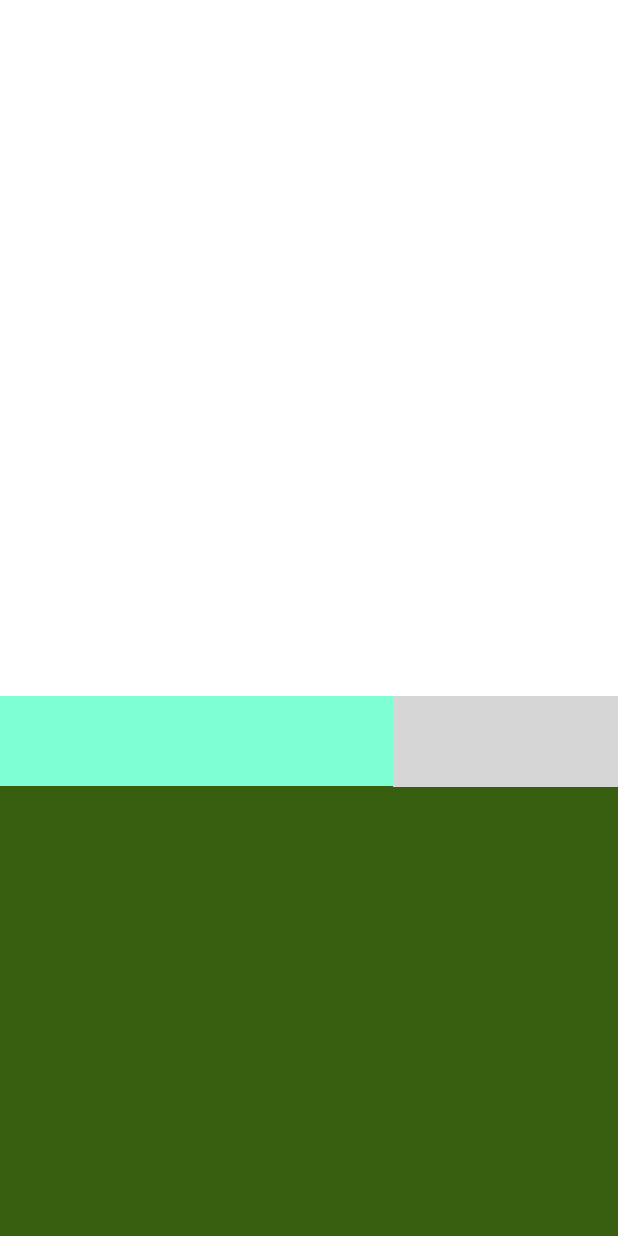
After one commit to bearray123/EnjoyFrament, an Android app: the TestLayoutParamsActivity screen opened directly, with no data from a screen before it, on a phone screen of 412 x 824 dp. The commit adds this screen. Run offline under Robolectric (Android 15) with nearby library versions, the phone set to English and light mode, and no system bars; grey boxes are pictures that could not be loaded.

Commit message:
添加layoutparams测试页面

```diff
--- a/app/src/main/AndroidManifest.xml
+++ b/app/src/main/AndroidManifest.xml
@@ -42,6 +42,11 @@
         android:theme="@style/Theme.EnjoyFrament.NoActionBar"
         />
 
+    <activity
+        android:name=".layoutparams.TestLayoutParamsActivity"
+        android:theme="@style/Theme.EnjoyFrament.NoActionBar"
+        />
+
 
   </application>
 
--- /dev/null
+++ b/app/src/main/java/xyz/rh/enjoyframent/layoutparams/NewUserLayout.kt
@@ -0,0 +1,26 @@
+package xyz.rh.enjoyframent.layoutparams
+
+import android.content.Context
+import android.util.AttributeSet
+import android.view.LayoutInflater
+import android.view.MotionEvent
+import androidx.constraintlayout.widget.ConstraintLayout
+import xyz.rh.enjoyframent.R
+
+/**
+ * Created by rayxiong on 2023/3/11.
+ */
+class NewUserLayout @JvmOverloads constructor(
+    context: Context,
+    attrs: AttributeSet? = null,
+    defStyleAttr: Int = 0
+) : ConstraintLayout(context, attrs, defStyleAttr) {
+
+
+    init {
+        LayoutInflater.from(context).inflate(R.layout.test_merge_new_user_layout, this) as ConstraintLayout
+        this.clipChildren
+    }
+
+
+}
--- /dev/null
+++ b/app/src/main/java/xyz/rh/enjoyframent/layoutparams/TestLayoutParamsActivity.kt
@@ -0,0 +1,27 @@
+package xyz.rh.enjoyframent.layoutparams
+
+import android.os.Bundle
+import android.os.PersistableBundle
+import android.view.View
+import android.view.ViewStub
+import androidx.appcompat.app.AppCompatActivity
+import xyz.rh.enjoyframent.R
+
+/**
+ * Created by rayxiong on 2023/3/11.
+ */
+class TestLayoutParamsActivity : AppCompatActivity() {
+
+
+    override fun onCreate(savedInstanceState: Bundle?) {
+        super.onCreate(savedInstanceState)
+        setContentView(R.layout.test_layout_params_page_layout)
+
+        val newUserLayout = findViewById<NewUserLayout>(R.id.new_user_layout_container)
+        val viewStub = findViewById<ViewStub>(R.id.xiaorentou_container_view_stub)
+        viewStub.visibility = View.VISIBLE
+
+    }
+
+
+}
--- /dev/null
+++ b/app/src/main/res/layout/test_layout_params_page_layout.xml
@@ -0,0 +1,23 @@
+<?xml version="1.0" encoding="utf-8"?>
+<androidx.constraintlayout.widget.ConstraintLayout xmlns:android="http://schemas.android.com/apk/res/android"
+    android:layout_width="match_parent"
+    android:layout_height="match_parent"
+    xmlns:tools="http://schemas.android.com/tools"
+    xmlns:app="http://schemas.android.com/apk/res-auto"
+    android:background="@android:color/transparent"
+    >
+  <xyz.rh.enjoyframent.layoutparams.NewUserLayout
+      android:id="@+id/new_user_layout_container"
+      android:layout_width="match_parent"
+      android:layout_height="wrap_content"
+      app:layout_constraintBottom_toBottomOf="parent"
+      app:layout_constraintLeft_toLeftOf="parent"
+      app:layout_constraintRight_toRightOf="parent"
+      android:clipChildren="false"
+      tools:visibility="visible"
+      tools:layout_height="375dp"
+      >
+  </xyz.rh.enjoyframent.layoutparams.NewUserLayout>
+
+
+</androidx.constraintlayout.widget.ConstraintLayout>
--- /dev/null
+++ b/app/src/main/res/layout/test_layout_params_xiaorentou.xml
@@ -0,0 +1,26 @@
+<?xml version="1.0" encoding="utf-8"?>
+<androidx.constraintlayout.widget.ConstraintLayout xmlns:android="http://schemas.android.com/apk/res/android"
+    android:layout_width="match_parent"
+    android:layout_height="100dp"
+    xmlns:tools="http://schemas.android.com/tools"
+    xmlns:app="http://schemas.android.com/apk/res-auto"
+    android:background="#7FFFD4"
+    >
+
+  <ImageView
+      android:layout_width="150dp"
+      android:layout_height="86dp"
+      app:layout_constraintEnd_toEndOf="parent"
+      app:layout_constraintBottom_toBottomOf="@+id/guide_line"
+      android:src="@drawable/new_user_helper"
+      />
+
+  <androidx.constraintlayout.widget.Guideline
+      android:id="@+id/guide_line"
+      android:layout_width="wrap_content"
+      android:layout_height="wrap_content"
+      android:orientation="horizontal"
+      app:layout_constraintGuide_begin="60dp" />
+
+
+</androidx.constraintlayout.widget.ConstraintLayout>
--- /dev/null
+++ b/app/src/main/res/layout/test_merge_new_user_layout.xml
@@ -0,0 +1,34 @@
+<?xml version="1.0" encoding="utf-8"?>
+<merge
+    xmlns:android="http://schemas.android.com/apk/res/android"
+    xmlns:app="http://schemas.android.com/apk/res-auto"
+    xmlns:tools="http://schemas.android.com/tools"
+    tools:parentTag="androidx.constraintlayout.widget.ConstraintLayout"
+    android:layout_width="match_parent"
+    android:layout_height="wrap_content"
+    android:orientation="vertical"
+    >
+
+  <ViewStub
+      android:id="@+id/xiaorentou_container_view_stub"
+      android:layout_width="match_parent"
+      android:layout_height="wrap_content"
+      app:layout_constraintBottom_toTopOf="@id/bottom_page_view_container"
+      app:layout_constraintLeft_toLeftOf="parent"
+      android:layout="@layout/test_layout_params_xiaorentou"
+      android:visibility="visible"
+    />
+
+
+  <androidx.constraintlayout.widget.ConstraintLayout
+      android:id="@+id/bottom_page_view_container"
+      android:layout_width="match_parent"
+      android:layout_height="300dp"
+      app:layout_constraintLeft_toLeftOf="parent"
+      app:layout_constraintEnd_toEndOf="parent"
+      app:layout_constraintBottom_toBottomOf="parent"
+      android:background="#385E0F"
+      tools:background="#385E0F"
+      />
+
+</merge>
```
Also changed, not shown: app/src/main/java/xyz/rh/enjoyframent/MainActivity.java (+81 -8 lines), app/src/main/res/layout/test_view_stub_layout.xml (added, +37 -0 lines).
